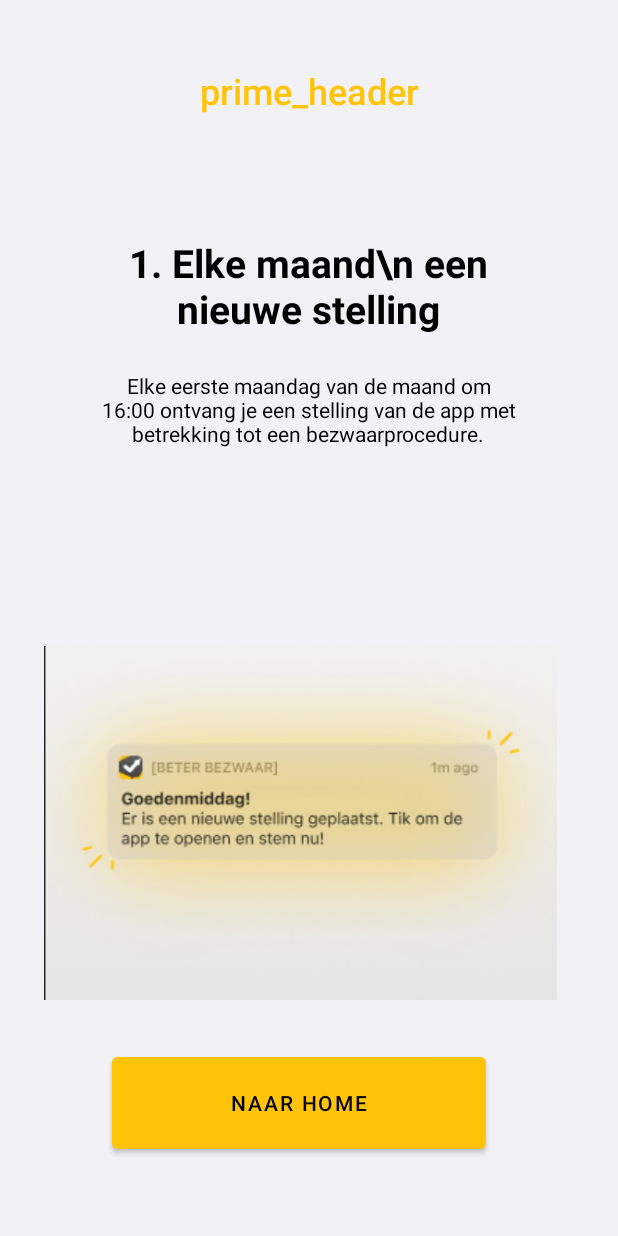
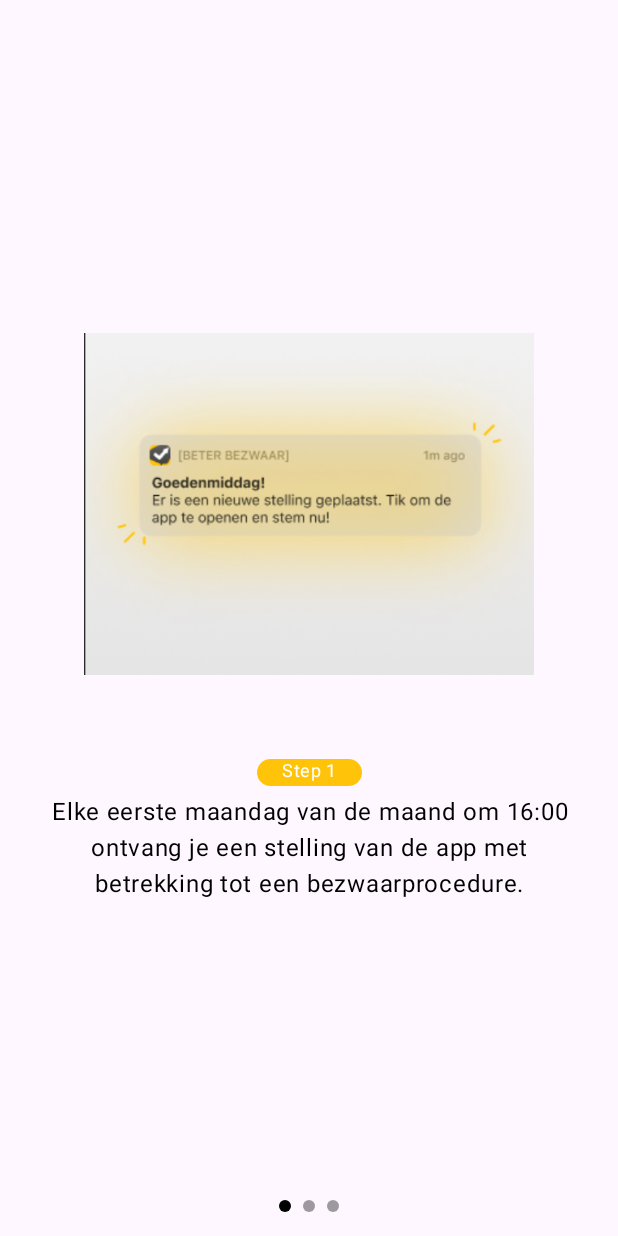
Before and after one commit to NathanMisset/IntervisiON, an Android app built with Jetpack Compose: the ActivityTutorial screen opened directly, with no data from a screen before it, on a phone screen of 412 x 824 dp. Run offline under Robolectric (Android 15) with nearby library versions, the phone set to English and light mode, and no system bars; our stand-ins replace accompanist.

Commit message:
ActivityTutorial.kt Updated to Jetpack Compose

```diff
--- a/app/src/main/java/com/example/intervision/ActivityTutorial.kt
+++ b/app/src/main/java/com/example/intervision/ActivityTutorial.kt
@@ -8,67 +8,194 @@ package com.example.intervision
 
 import android.content.Intent
 import android.os.Bundle
-import android.util.Log
-import android.view.View
-import android.widget.Button
-import androidx.appcompat.app.AppCompatActivity
-import androidx.viewpager2.widget.ViewPager2
+import androidx.activity.ComponentActivity
+import androidx.activity.compose.setContent
+import androidx.annotation.DrawableRes
+import androidx.compose.animation.AnimatedVisibility
+import androidx.compose.foundation.Image
+import androidx.compose.foundation.background
+import androidx.compose.foundation.layout.Box
+import androidx.compose.foundation.layout.Column
+import androidx.compose.foundation.layout.Spacer
+import androidx.compose.foundation.layout.fillMaxSize
+import androidx.compose.foundation.layout.fillMaxWidth
+import androidx.compose.foundation.layout.height
+import androidx.compose.foundation.layout.padding
+import androidx.compose.foundation.layout.size
+import androidx.compose.foundation.layout.width
+import androidx.compose.foundation.rememberScrollState
+import androidx.compose.foundation.shape.CircleShape
+import androidx.compose.foundation.shape.RoundedCornerShape
+import androidx.compose.foundation.verticalScroll
+import androidx.compose.material3.ButtonDefaults
+import androidx.compose.material3.MaterialTheme
+import androidx.compose.material3.OutlinedButton
+import androidx.compose.material3.Surface
+import androidx.compose.material3.Text
+import androidx.compose.runtime.Composable
+import androidx.compose.ui.Alignment
+import androidx.compose.ui.Modifier
+import androidx.compose.ui.draw.clip
+import androidx.compose.ui.graphics.Color
+import androidx.compose.ui.res.painterResource
+import androidx.compose.ui.text.style.TextAlign
+import androidx.compose.ui.tooling.preview.Preview
+import androidx.compose.ui.unit.dp
+import com.example.intervision.ui.ComposableUiString
+import com.example.intervision.ui.IntervisionBaseTheme
 import com.example.intervision.ui.UiString
+import com.google.accompanist.pager.ExperimentalPagerApi
+import com.google.accompanist.pager.HorizontalPager
+import com.google.accompanist.pager.HorizontalPagerIndicator
+import com.google.accompanist.pager.rememberPagerState
 
 /**
  *
  * This activity uses a viewpager to display the tutorial
  * afterwards user will be sent to
- * Made in jave still need to be converted to Kotlin and Jetpack Compose
  *
  */
 
-class ActivityTutorial : AppCompatActivity() {
+class ActivityTutorial : ComponentActivity() {
 
-    /** Class Variables */
-    private var viewPager2: ViewPager2? = null
-    private var viewPagerItemArrayList: ArrayList<ItemViewPager>? = null
+    /** Class variables */
 
+    /** Firebase */
+
+    /** Initialisation */
     override fun onCreate(savedInstanceState: Bundle?) {
         super.onCreate(savedInstanceState)
-        setContentView(R.layout.activity_tutorial)
-        viewPager2 = findViewById(R.id.viewpager)
-        val images = intArrayOf(
-            R.drawable.image4,
-            R.drawable.image5,
-            R.drawable.image6
-        )
-        val headings = arrayOf(
-            UiString.header1Tutorial,
-            UiString.header2Tutorial,
-            UiString.header3Tutorial
-        )
-        val desc = arrayOf(
-            UiString.content1Tutorial,
-            UiString.content2Tutorial,
-            UiString.content3Tutorial
-        )
-        viewPagerItemArrayList = ArrayList()
-        for (i in images.indices) {
-            val viewPagerItem = ItemViewPager(images[i], headings[i], desc[i])
-            viewPagerItemArrayList!!.add(viewPagerItem)
-        }
-        val vpAdapter = AdapterViewPager(viewPagerItemArrayList!!)
-        viewPager2!!.adapter = vpAdapter
-        viewPager2!!.clipToPadding = false
-        viewPager2!!.clipChildren = false
-        viewPager2!!.offscreenPageLimit = 2
-        viewPager2!!.getChildAt(0).overScrollMode = View.OVER_SCROLL_NEVER
-
-        val toHomeButton = findViewById<View>(R.id.ToHomeButton) as Button
-        toHomeButton.setOnClickListener {
-            Log.d("BUTTONS", "User tapped the RegisterButton")
-            toHome()
+        setContent {
+            Surface(
+                modifier = Modifier.fillMaxSize(),
+                color = MaterialTheme.colorScheme.background
+            ) {
+                OnboardingUI()
+            }
         }
     }
 
-    private fun toHome(){
+    private fun toNavigation() {
         val i = Intent(this, ActivityNavigation::class.java)
-        this.startActivity(i)
+        startActivity(i)
+    }
+
+    data class OnboardingPage(
+        val background: Color,
+        val title: String,
+        val stepNumber: Int,
+        @DrawableRes val image: Int
+    )
+
+    private val onboardPages = listOf(
+        OnboardingPage(
+            background = Color(0xFFFFC40A),
+            title = UiString.content1Tutorial,
+            stepNumber = 1,
+            image = R.drawable.image4
+        ),
+        OnboardingPage(
+            background = Color(0xFF004B51),
+            title = UiString.content2Tutorial,
+            stepNumber = 2,
+            image = R.drawable.image5
+        ),
+        OnboardingPage(
+            background = Color(0xFF2E492E),
+            title = UiString.content3Tutorial,
+            stepNumber = 3,
+            image = R.drawable.image6
+        ),
+    )
+
+    @Preview
+    @OptIn(ExperimentalPagerApi::class, ExperimentalPagerApi::class)
+    @Composable
+    fun OnboardingUI() {
+        IntervisionBaseTheme {
+            val pagerState = rememberPagerState(pageCount = 3)
+            Column(
+                modifier = Modifier
+                    .fillMaxWidth()
+                    .background(color = MaterialTheme.colorScheme.background),
+            ) {
+                HorizontalPager(
+                    state = pagerState, modifier = Modifier
+                        .fillMaxWidth()
+                        .weight(1f)
+                ) { page ->
+                    OnboardingScreen(page = onboardPages[page])
+                }
+                HorizontalPagerIndicator(
+                    pagerState = pagerState, modifier = Modifier
+                        .align(Alignment.CenterHorizontally)
+                        .padding(16.dp),
+                    activeColor = Color.Black
+                )
+                AnimatedVisibility(visible = pagerState.currentPage == 2) {
+                    OutlinedButton(
+                        shape = RoundedCornerShape(20.dp),
+                        modifier = Modifier
+                            .fillMaxWidth()
+                            .height(60.dp)
+                            .padding(start = 24.dp, top = 14.dp, end = 24.dp, bottom = 8.dp),
+                        onClick = { toNavigation() },
+                        colors = ButtonDefaults.outlinedButtonColors(
+                            containerColor = MaterialTheme.colorScheme.tertiary,
+                        )
+                    ) {
+                        Text(
+                            text = ComposableUiString.startButtonTutorial,
+                            style = MaterialTheme.typography.bodySmall.copy(color = Color.White),
+                            textAlign = TextAlign.Center
+                        )
+                    }
+                }
+            }
+        }
+    }
+
+    @Composable
+    fun OnboardingScreen(page: OnboardingPage) {
+        IntervisionBaseTheme {
+            val scrollState = rememberScrollState()
+            Column(
+                modifier = Modifier
+                    .fillMaxWidth()
+                    .verticalScroll(scrollState)
+                    .background(color = MaterialTheme.colorScheme.background),
+                horizontalAlignment = Alignment.CenterHorizontally,
+            ) {
+                Image(
+                    painter = painterResource(id = page.image), contentDescription = ComposableUiString.stepNDescriotionTutorial,
+                    modifier = Modifier.size(300.dp)
+                )
+                Spacer(modifier = Modifier.height(20.dp))
+                Box(
+                    modifier = Modifier.width(70.dp).height(18.dp)
+                        .clip(CircleShape)
+                        .background(color = page.background),
+                ) {
+                    Text(
+                        modifier = Modifier
+                            .fillMaxWidth(),
+                        text = ComposableUiString.stepDescriptionTutorial + page.stepNumber.toString(),
+                        style = MaterialTheme.typography.bodySmall.copy(color = Color.White),
+                        textAlign = TextAlign.Center
+                    )
+                }
+                Spacer(modifier = Modifier.height(8.dp))
+                Text(
+                    modifier = Modifier
+                        .fillMaxWidth(0.9f),
+                    text = page.title,
+                    style = MaterialTheme.typography.bodyLarge.copy(color = Color.Black),
+                    textAlign = TextAlign.Center
+                )
+            }
+        }
+    }
+    companion object {
+        private const val TAG = "HandleidingActivity"
     }
 }
--- a/app/src/main/java/com/example/intervision/ui/String.kt
+++ b/app/src/main/java/com/example/intervision/ui/String.kt
@@ -23,7 +23,7 @@ data class String(
     val nextButtonApp: String = "Volgende",
     val descriptionIconApp: String = "App Icon",
 
-    /** App */
+    /** Login */
     val loginButtonLogin: String = "Login",
     val registerButtonLogin: String = "Registeren",
     val forgotPasswordButtonLogin: String = "Wachtwoord vergeten?",
@@ -31,7 +31,7 @@ data class String(
     val emailTextFieldLogin: String = "Email",
     val passwordTextFieldLogin: String = "Wachtwoord",
 
-    /** Navitation */
+    /** Navigtation */
     val homeLabelNavigation: String = "Home",
     val groupLabelNavigation: String = "Group",
     val profileLabelNavigation: String = "Profile",
@@ -80,6 +80,9 @@ data class String(
     val photo1DescriptionTutorial: String = "Voorbeeld van notificatie",
     val photo2DescriptionTutorial: String = "Voorbeeld van een stelling in de app",
     val photo3DescriptionTutorial: String = "foto van een teams gesprek op een scherm plus mobiel met de intervisie open",
+    val startButtonTutorial: String = "Beginnen",
+    val stepDescriptionTutorial: String = "Step ",
+    val stepNDescriotionTutorial: String = "Step Number",
 
     /** Waiting Room */
     val desciptionWaitingRoom: String = "Open nu de Teams vergadering op jouw desktop/laptop voordat de intervisie begint en zorg ervoor dat de verbinding technisch werkt!",
--- a/app/src/main/java/com/example/intervision/ui/Theme.kt
+++ b/app/src/main/java/com/example/intervision/ui/Theme.kt
@@ -378,7 +378,6 @@ fun IntervisionBaseTheme(
             colorScheme = colorScheme,
             typography = Typography,
             content = content,
-
         )
     }
 
```
